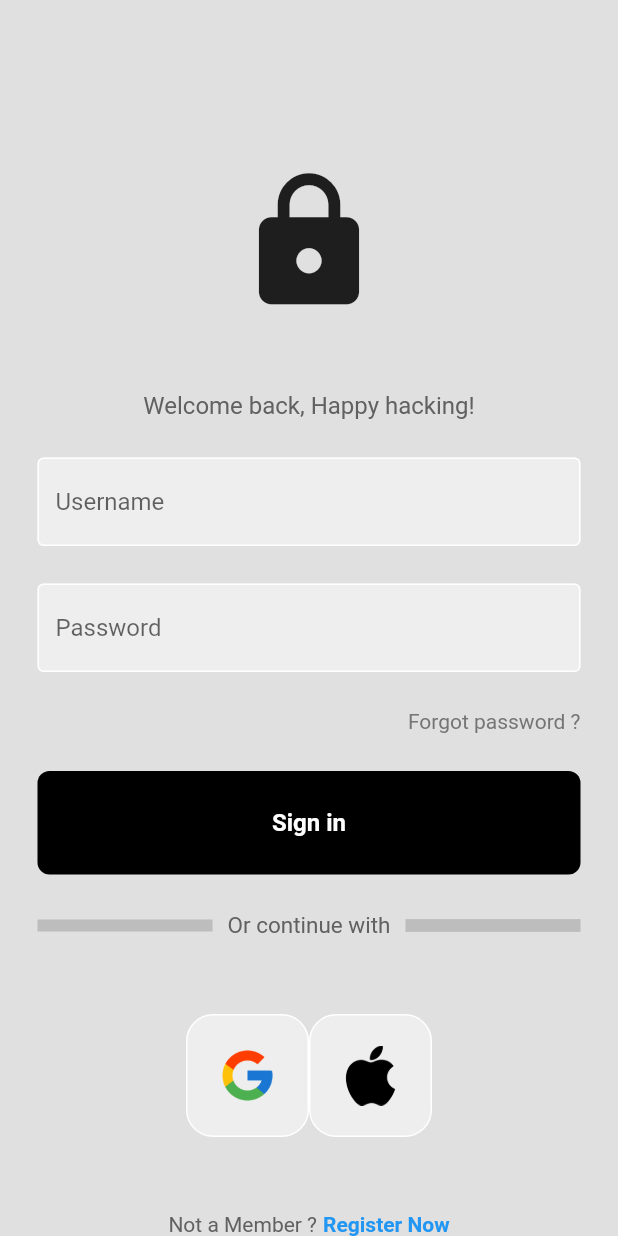
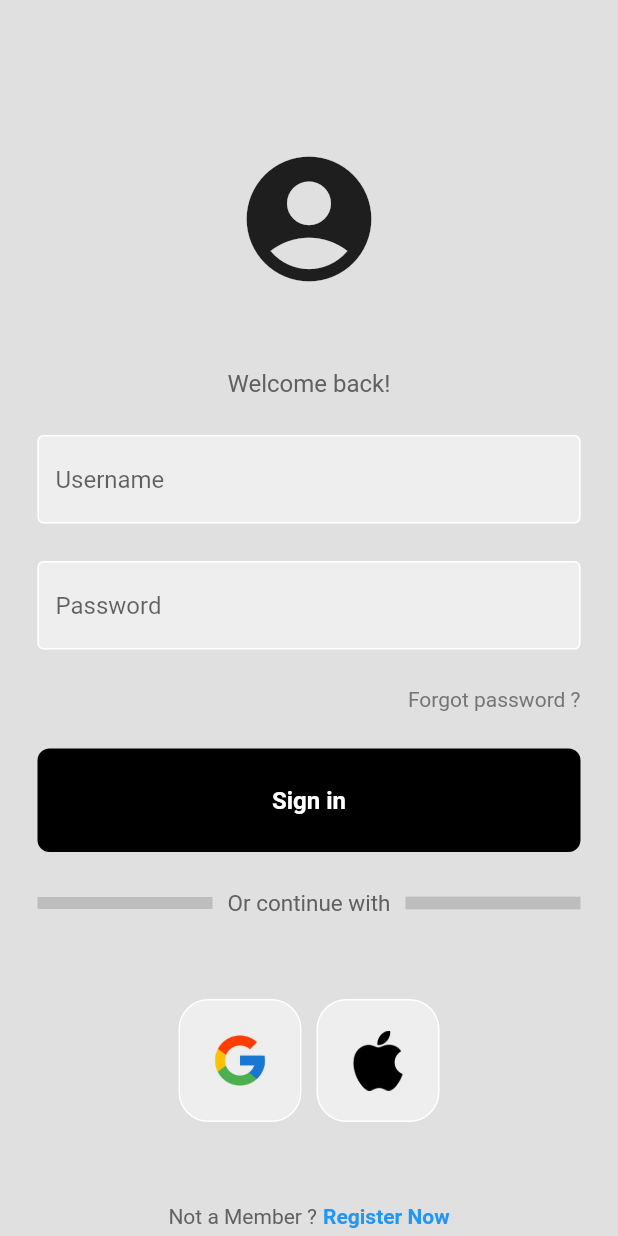
Before and after one commit to leagueliine/flutterLoginView, a Flutter app: the screen it shows after launch, on a phone screen of 412 x 824 dp. Run offline on Flutter 3.47's test engine with Material 2 defaults, Android fonts, the phone set to English and light mode, and no system bars; our stand-ins replace get.

Commit message:
adjustiments for form

```diff
--- a/lib/login/square_tile.dart
+++ b/lib/login/square_tile.dart
@@ -8,10 +8,11 @@ class SquareTileUI extends StatelessWidget {
   @override
   Widget build(BuildContext context) {
     return Container(
-      padding: EdgeInsets.all(20),
+      margin: const EdgeInsets.all(5),
+      padding: const EdgeInsets.all(20),
       decoration: BoxDecoration(
           border: Border.all(color: Colors.white),
-          borderRadius: BorderRadius.circular(18),
+          borderRadius: BorderRadius.circular(20),
           color: Colors.grey[200]),
       child: Image.asset(
         imagePath,
--- a/lib/main.dart
+++ b/lib/main.dart
@@ -29,7 +29,7 @@ class MyApp extends StatelessWidget {
               children: [
                 //logo
                 const Icon(
-                  Icons.lock,
+                  Icons.account_circle_rounded,
                   size: 100,
                 ),
                 const SizedBox(
@@ -37,7 +37,7 @@ class MyApp extends StatelessWidget {
                 ),
 
                 Text(
-                  "Welcome back, Happy hacking!",
+                  "Welcome back!",
                   style: TextStyle(color: Colors.grey[700], fontSize: 16),
                 ),
                 //welcome back, happt hacking
@@ -72,7 +72,9 @@ class MyApp extends StatelessWidget {
                     children: [
                       Text(
                         "Forgot password ?",
-                        style: TextStyle(color: Colors.grey[600]),
+                        style: TextStyle(
+                          color: Colors.grey[600],
+                        ),
                       ),
                     ],
                   ),
@@ -143,8 +145,10 @@ class MyApp extends StatelessWidget {
                 const SizedBox(
                   height: 50,
                 ),
-                //apple sign button
-                Row(
+                //
+                Container(
+                  margin: const EdgeInsets.only(bottom: 5),
+                  child: Row(
                     mainAxisAlignment: MainAxisAlignment.center,
                     children: [
                       Text(
@@ -165,6 +169,7 @@ class MyApp extends StatelessWidget {
                       ),
                     ],
                   ),
+                ),
                 //not a member? register now!
               ],
             ),
```
Lines whose indentation alone changed are shown as unchanged.
